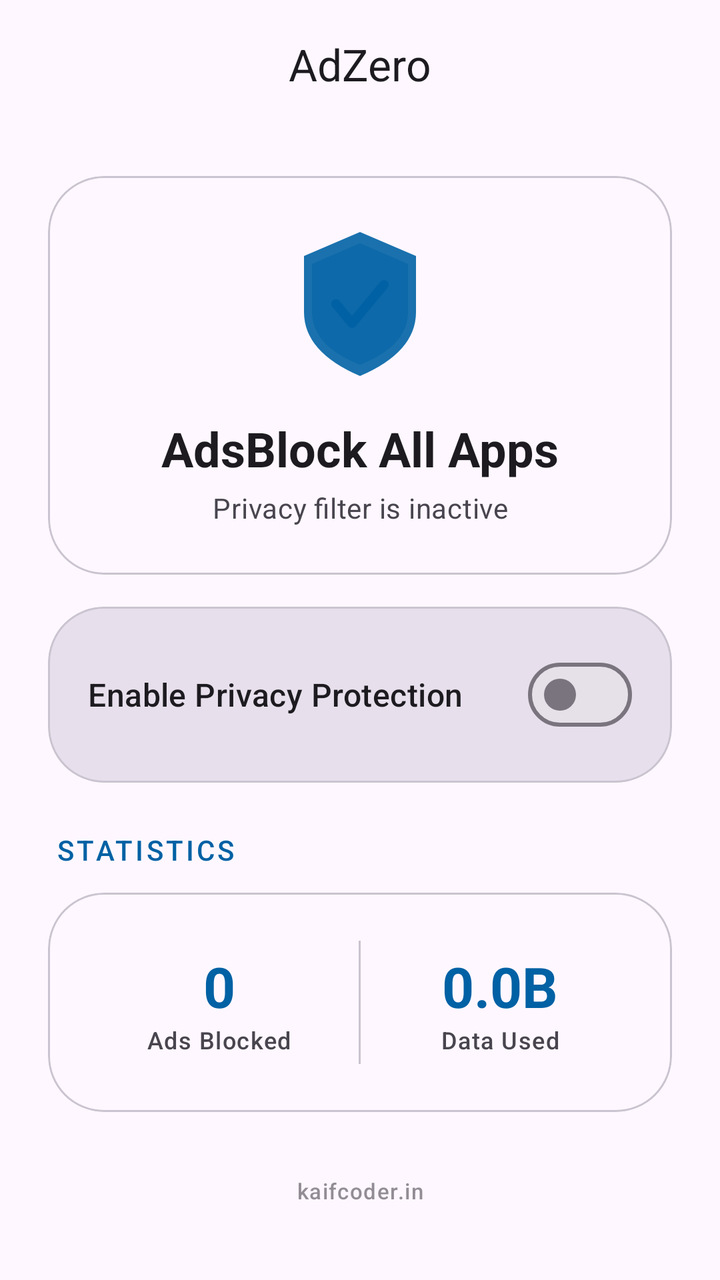
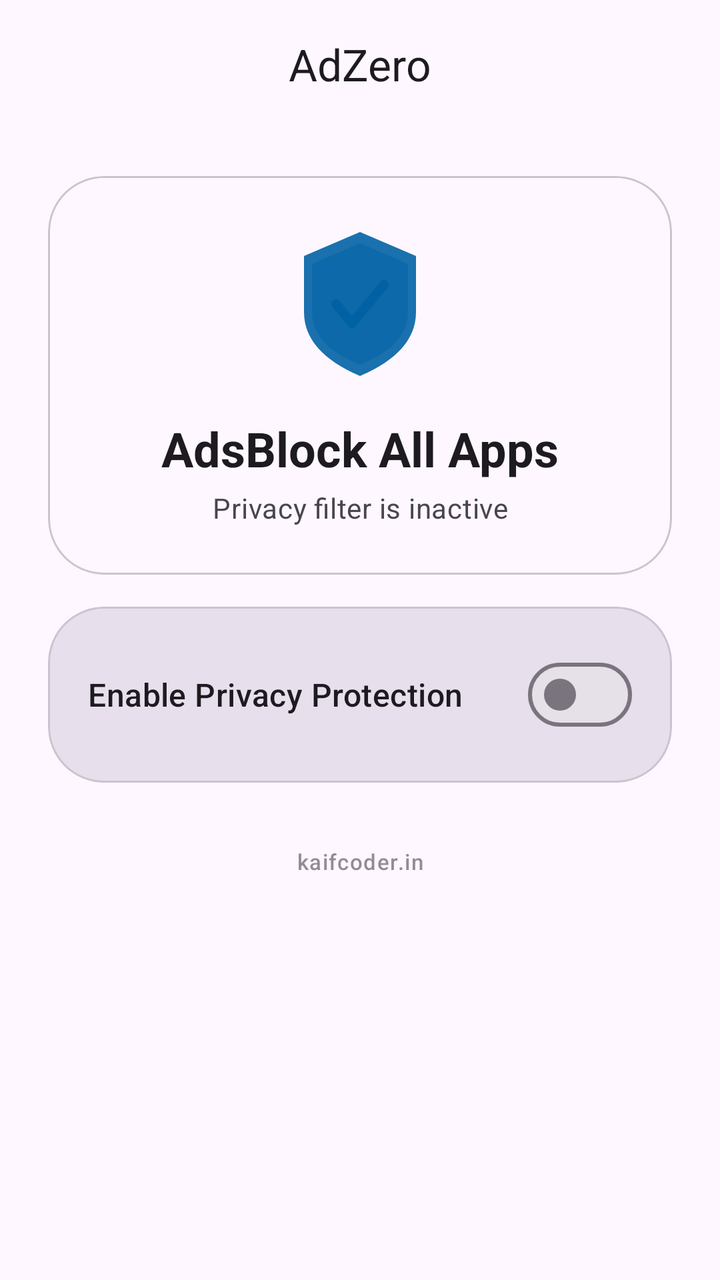

The first picture is an Android layout as it rendered before a commit; the second is the same layout after the commit. The layout source and the unified diff follow.
<!-- AndroidManifest.xml: activity theme Theme.AdZero -->
<!-- res/layout/activity_main.xml -->
<?xml version="1.0" encoding="utf-8"?>
<androidx.coordinatorlayout.widget.CoordinatorLayout xmlns:android="http://schemas.android.com/apk/res/android"
    xmlns:app="http://schemas.android.com/apk/res-auto"
    android:id="@+id/mainContainer"
    android:layout_width="match_parent"
    android:layout_height="match_parent"
    android:background="?attr/colorSurface">

    <com.google.android.material.appbar.AppBarLayout
        android:layout_width="match_parent"
        android:layout_height="wrap_content"
        android:background="@android:color/transparent"
        app:elevation="0dp">

        <com.google.android.material.appbar.MaterialToolbar
            android:id="@+id/toolbar"
            android:layout_width="match_parent"
            android:layout_height="?attr/actionBarSize"
            app:title="AdZero"
            app:titleCentered="true"
            app:titleTextAppearance="@style/TextAppearance.Material3.TitleLarge" />
    </com.google.android.material.appbar.AppBarLayout>

    <androidx.core.widget.NestedScrollView
        android:layout_width="match_parent"
        android:layout_height="match_parent"
        app:layout_behavior="@string/appbar_scrolling_view_behavior">

        <LinearLayout
            android:layout_width="match_parent"
            android:layout_height="wrap_content"
            android:orientation="vertical"
            android:padding="24dp">

            
            <com.google.android.material.card.MaterialCardView
                android:layout_width="match_parent"
                android:layout_height="wrap_content"
                app:cardCornerRadius="28dp"
                app:cardElevation="0dp"
                app:strokeWidth="1dp"
                app:strokeColor="?attr/colorOutlineVariant"
                android:layout_marginBottom="16dp">

                <LinearLayout
                    android:layout_width="match_parent"
                    android:layout_height="wrap_content"
                    android:orientation="vertical"
                    android:padding="24dp"
                    android:gravity="center">

                    <ImageView
                        android:id="@+id/shieldIcon"
                        android:layout_width="80dp"
                        android:layout_height="80dp"
                        android:src="@drawable/ic_shield"
                        app:tint="?attr/colorPrimary"
                        android:layout_marginBottom="16dp"/>

                    <TextView
                        android:id="@+id/statusText"
                        android:layout_width="wrap_content"
                        android:layout_height="wrap_content"
                        android:layout_marginBottom="4dp"
                        android:text="AdsBlock All Apps"
                        android:textAppearance="@style/TextAppearance.Material3.HeadlineSmall"
                        android:textStyle="bold" />

                    <TextView
                        android:id="@+id/subStatusText"
                        android:layout_width="wrap_content"
                        android:layout_height="wrap_content"
                        android:text="Privacy filter is inactive"
                        android:textAppearance="@style/TextAppearance.Material3.BodyMedium"
                        android:textColor="?attr/colorOnSurfaceVariant"
                        android:gravity="center"/>
                </LinearLayout>
            </com.google.android.material.card.MaterialCardView>

            
            <com.google.android.material.card.MaterialCardView
                android:layout_width="match_parent"
                android:layout_height="wrap_content"
                app:cardCornerRadius="28dp"
                app:cardElevation="0dp"
                app:cardBackgroundColor="?attr/colorSurfaceVariant">

                <LinearLayout
                    android:id="@+id/toggleButton"
                    android:layout_width="match_parent"
                    android:layout_height="wrap_content"
                    android:orientation="horizontal"
                    android:padding="20dp"
                    android:gravity="center_vertical"
                    android:clickable="true"
                    android:focusable="true"
                    android:background="?attr/selectableItemBackground">

                    <TextView
                        android:id="@+id/toggleText"
                        android:layout_width="0dp"
                        android:layout_height="wrap_content"
                        android:layout_weight="1"
                        android:text="Enable Privacy Protection"
                        android:textAppearance="@style/TextAppearance.Material3.TitleMedium" />

                    <com.google.android.material.materialswitch.MaterialSwitch
                        android:id="@+id/mainSwitch"
                        android:layout_width="wrap_content"
                        android:layout_height="wrap_content"
                        android:clickable="false"
                        android:focusable="false" />
                </LinearLayout>
            </com.google.android.material.card.MaterialCardView>

            <TextView
                android:layout_width="match_parent"
                android:layout_height="wrap_content"
                android:layout_marginTop="24dp"
                android:text="STATISTICS"
                android:textAppearance="@style/TextAppearance.Material3.LabelLarge"
                android:textColor="?attr/colorPrimary"
                android:letterSpacing="0.1"
                android:layout_marginStart="4dp"
                android:layout_marginBottom="12dp"/>

            
            <com.google.android.material.card.MaterialCardView
                android:layout_width="match_parent"
                android:layout_height="wrap_content"
                app:cardCornerRadius="28dp"
                app:cardElevation="0dp"
                app:strokeWidth="1dp"
                app:strokeColor="?attr/colorOutlineVariant">

                <LinearLayout
                    android:layout_width="match_parent"
                    android:layout_height="wrap_content"
                    android:orientation="horizontal"
                    android:padding="16dp">

                    <LinearLayout
                        android:layout_width="0dp"
                        android:layout_height="wrap_content"
                        android:layout_weight="1"
                        android:orientation="vertical"
                        android:gravity="center"
                        android:padding="12dp">

                        <TextView
                            android:id="@+id/adsBlockedCount"
                            android:layout_width="wrap_content"
                            android:layout_height="wrap_content"
                            android:text="0"
                            android:textAppearance="@style/TextAppearance.Material3.HeadlineMedium"
                            android:textColor="?attr/colorPrimary"
                            android:textStyle="bold"/>

                        <TextView
                            android:layout_width="wrap_content"
                            android:layout_height="wrap_content"
                            android:text="Ads Blocked"
                            android:textAppearance="@style/TextAppearance.Material3.LabelMedium"
                            android:textColor="?attr/colorOnSurfaceVariant"/>
                    </LinearLayout>

                    <View
                        android:layout_width="1dp"
                        android:layout_height="match_parent"
                        android:background="?attr/colorOutlineVariant"
                        android:layout_marginTop="8dp"
                        android:layout_marginBottom="8dp"/>

                    <LinearLayout
                        android:layout_width="0dp"
                        android:layout_height="wrap_content"
                        android:layout_weight="1"
                        android:orientation="vertical"
                        android:gravity="center"
                        android:padding="12dp">

                        <TextView
                            android:layout_width="wrap_content"
                            android:layout_height="wrap_content"
                            android:text="0.0B"
                            android:textAppearance="@style/TextAppearance.Material3.HeadlineMedium"
                            android:textColor="?attr/colorPrimary"
                            android:textStyle="bold"/>

                        <TextView
                            android:layout_width="wrap_content"
                            android:layout_height="wrap_content"
                            android:text="Data Used"
                            android:textAppearance="@style/TextAppearance.Material3.LabelMedium"
                            android:textColor="?attr/colorOnSurfaceVariant"/>
                    </LinearLayout>
                </LinearLayout>
            </com.google.android.material.card.MaterialCardView>

            
            <TextView
                android:layout_width="match_parent"
                android:layout_height="wrap_content"
                android:text="@string/trademark"
                android:textAppearance="@style/TextAppearance.Material3.LabelSmall"
                android:textColor="?attr/colorOnSurfaceVariant"
                android:gravity="center"
                android:layout_marginTop="32dp"
                android:layout_marginBottom="16dp"
                android:alpha="0.6"/>

        </LinearLayout>
    </androidx.core.widget.NestedScrollView>

</androidx.coordinatorlayout.widget.CoordinatorLayout>
<!-- resources referenced by this layout -->
<resources>
  <!-- drawable ic_shield (drawable) -->
  <?xml version="1.0" encoding="utf-8"?>
  <vector xmlns:android="http://schemas.android.com/apk/res/android"
      android:width="100dp"
      android:height="100dp"
      android:viewportWidth="100"
      android:viewportHeight="100">
  
      
      <path
          android:pathData="M50,5 L85,20 L85,55 Q85,80 50,95 Q15,80 15,55 L15,20 Z"
          android:fillColor="#FF0000"
          android:fillAlpha="0.9"/>
  
      
      <path
          android:pathData="M50,12 L80,25 L80,55 Q80,76 50,88 Q20,76 20,55 L20,25 Z"
          android:fillColor="#FF3333"
          android:fillAlpha="0.5"/>
  
      
      <path
          android:pathData="M35,50 L45,62 L65,38"
          android:strokeColor="#FFFFFF"
          android:strokeWidth="6"
          android:strokeLineCap="round"
          android:strokeLineJoin="round"
          android:fillColor="#00000000"/>
  
  </vector>
  <string name="trademark">kaifcoder.in</string>
  <style name="Theme.AdZero" parent="Theme.Material3.DayNight.NoActionBar">
          
          <item name="colorPrimary">@color/primary</item>
          <item name="colorOnPrimary">@color/onPrimary</item>
  
          
          <item name="android:statusBarColor">?android:attr/colorBackground</item>
          <item name="android:windowLightStatusBar">true</item>
  
          
          <item name="android:navigationBarColor">?android:attr/colorBackground</item>
      </style>
  <color name="primary">#0061A4</color>
  <color name="onPrimary">#FFFFFF</color>
</resources>

<!-- the commit's change to res/layout/activity_main.xml (unified diff, before → after) -->
@@ -113,90 +113,6 @@
                 </LinearLayout>
             </com.google.android.material.card.MaterialCardView>
 
-            <TextView
-                android:layout_width="match_parent"
-                android:layout_height="wrap_content"
-                android:layout_marginTop="24dp"
-                android:text="STATISTICS"
-                android:textAppearance="@style/TextAppearance.Material3.LabelLarge"
-                android:textColor="?attr/colorPrimary"
-                android:letterSpacing="0.1"
-                android:layout_marginStart="4dp"
-                android:layout_marginBottom="12dp"/>
-
-            
-            <com.google.android.material.card.MaterialCardView
-                android:layout_width="match_parent"
-                android:layout_height="wrap_content"
-                app:cardCornerRadius="28dp"
-                app:cardElevation="0dp"
-                app:strokeWidth="1dp"
-                app:strokeColor="?attr/colorOutlineVariant">
-
-                <LinearLayout
-                    android:layout_width="match_parent"
-                    android:layout_height="wrap_content"
-                    android:orientation="horizontal"
-                    android:padding="16dp">
-
-                    <LinearLayout
-                        android:layout_width="0dp"
-                        android:layout_height="wrap_content"
-                        android:layout_weight="1"
-                        android:orientation="vertical"
-                        android:gravity="center"
-                        android:padding="12dp">
-
-                        <TextView
-                            android:id="@+id/adsBlockedCount"
-                            android:layout_width="wrap_content"
-                            android:layout_height="wrap_content"
-                            android:text="0"
-                            android:textAppearance="@style/TextAppearance.Material3.HeadlineMedium"
-                            android:textColor="?attr/colorPrimary"
-                            android:textStyle="bold"/>
-
-                        <TextView
-                            android:layout_width="wrap_content"
-                            android:layout_height="wrap_content"
-                            android:text="Ads Blocked"
-                            android:textAppearance="@style/TextAppearance.Material3.LabelMedium"
-                            android:textColor="?attr/colorOnSurfaceVariant"/>
-                    </LinearLayout>
-
-                    <View
-                        android:layout_width="1dp"
-                        android:layout_height="match_parent"
-                        android:background="?attr/colorOutlineVariant"
-                        android:layout_marginTop="8dp"
-                        android:layout_marginBottom="8dp"/>
-
-                    <LinearLayout
-                        android:layout_width="0dp"
-                        android:layout_height="wrap_content"
-                        android:layout_weight="1"
-                        android:orientation="vertical"
-                        android:gravity="center"
-                        android:padding="12dp">
-
-                        <TextView
-                            android:layout_width="wrap_content"
-                            android:layout_height="wrap_content"
-                            android:text="0.0B"
-                            android:textAppearance="@style/TextAppearance.Material3.HeadlineMedium"
-                            android:textColor="?attr/colorPrimary"
-                            android:textStyle="bold"/>
-
-                        <TextView
-                            android:layout_width="wrap_content"
-                            android:layout_height="wrap_content"
-                            android:text="Data Used"
-                            android:textAppearance="@style/TextAppearance.Material3.LabelMedium"
-                            android:textColor="?attr/colorOnSurfaceVariant"/>
-                    </LinearLayout>
-                </LinearLayout>
-            </com.google.android.material.card.MaterialCardView>
-
             
             <TextView
                 android:layout_width="match_parent"
